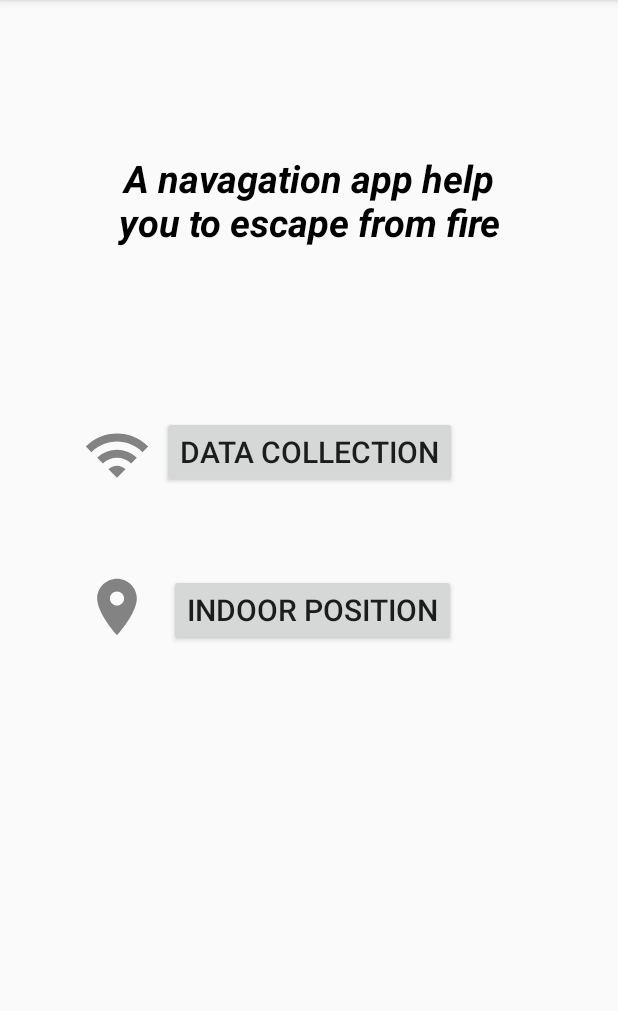
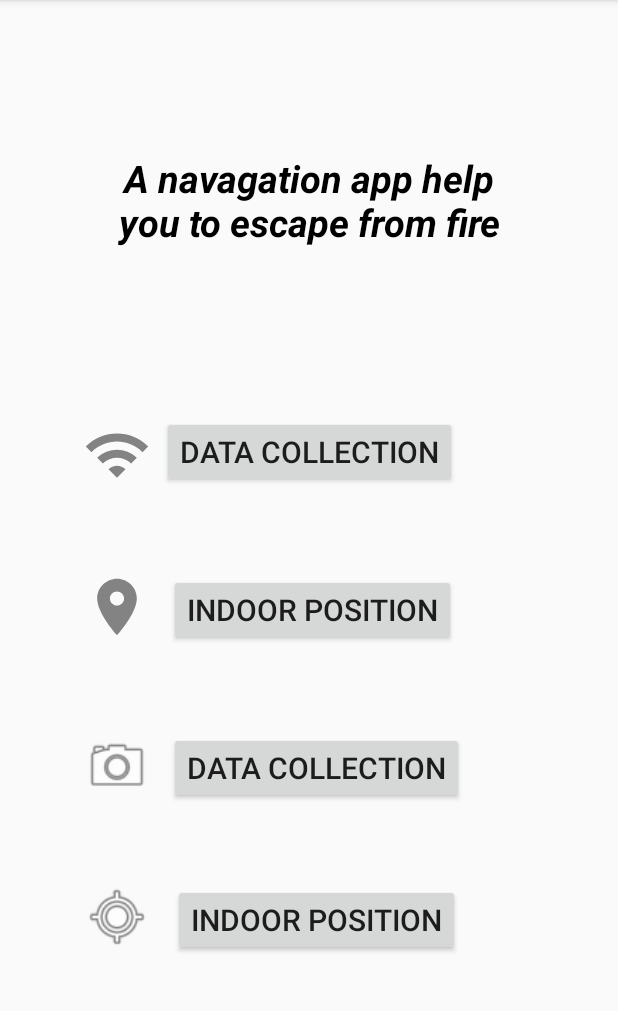
Before and after one commit to YANG-CHUN-CHIH/FireNavigation, an Android app: the screen it shows after launch (MainActivity), on a phone screen of 412 x 824 dp, the part 84-1095 px from its top. Run offline under Robolectric (Android 15) with nearby library versions, the phone set to English and light mode, and no system bars.

Commit message:
did gradle upgrade and added UI for visual positioning.

```diff
--- a/app/src/main/java/com/example/firenavigation/MainActivity.java
+++ b/app/src/main/java/com/example/firenavigation/MainActivity.java
@@ -22,6 +22,8 @@ public class MainActivity extends AppCompatActivity {
 
     private Button btnDataCollection;
     private Button btnIndoorPosition;
+    private Button btnDataCollectionVisual;
+    private Button btnIndoorPositionVisual;
 
     public static final String SERVER_IP = "192.168.0.182";
     public static final int SERVER_PORT = 34567;
@@ -40,7 +42,6 @@ public class MainActivity extends AppCompatActivity {
         sendMessagesToServer("Main Activity");
 
         btnDataCollection = findViewById(R.id.btnDataCollection);
-
         btnDataCollection.setOnClickListener(new View.OnClickListener() {
             @Override
             public void onClick(View view) {
@@ -60,6 +61,25 @@ public class MainActivity extends AppCompatActivity {
             }
         });
 
+        // Activity mapping for visual navigation
+        btnDataCollectionVisual = findViewById(R.id.btnDataCollectionVisual);
+        btnDataCollectionVisual.setOnClickListener(new View.OnClickListener() {
+            @Override
+            public void onClick(View view) {
+                // To be implemented, server handling for visual navigation.
+                Intent intent = new Intent(MainActivity.this, VisualDataCollectionActivity.class);
+                startActivity(intent);
+            }
+        });
+        btnIndoorPositionVisual = findViewById(R.id.btnIndoorPositionVisual);
+        btnIndoorPositionVisual.setOnClickListener(new View.OnClickListener() {
+            @Override
+            public void onClick(View view) {
+                // To be implemented, server handling for visual navigation.
+                Intent intent = new Intent(MainActivity.this, VisualIndoorPositionActivity.class);
+                startActivity(intent);
+            }
+        });
     }
 
     @Override
--- a/app/src/main/res/layout/activity_main.xml
+++ b/app/src/main/res/layout/activity_main.xml
@@ -18,6 +18,32 @@
         app:layout_constraintStart_toStartOf="parent"
         app:layout_constraintTop_toTopOf="@+id/guideline"
         app:layout_constraintVertical_bias="0.114" />
+
+    <Button
+        android:id="@+id/btnDataCollectionVisual"
+        android:layout_width="wrap_content"
+        android:layout_height="wrap_content"
+        android:text="Data collection"
+        android:textSize="20sp"
+        app:layout_constraintBottom_toBottomOf="parent"
+        app:layout_constraintEnd_toEndOf="parent"
+        app:layout_constraintHorizontal_bias="0.523"
+        app:layout_constraintStart_toStartOf="parent"
+        app:layout_constraintTop_toTopOf="@+id/guideline"
+        app:layout_constraintVertical_bias="0.536" />
+
+    <Button
+        android:id="@+id/btnIndoorPositionVisual"
+        android:layout_width="wrap_content"
+        android:layout_height="wrap_content"
+        android:text="Indoor Position"
+        android:textSize="20sp"
+        app:layout_constraintBottom_toBottomOf="parent"
+        app:layout_constraintEnd_toEndOf="parent"
+        app:layout_constraintHorizontal_bias="0.523"
+        app:layout_constraintStart_toStartOf="parent"
+        app:layout_constraintTop_toTopOf="@+id/guideline"
+        app:layout_constraintVertical_bias="0.738" />
 
     <TextView
         android:id="@+id/textView"
@@ -65,6 +91,30 @@
         app:layout_constraintVertical_bias="0.12"
         app:srcCompat="@drawable/ic_wifi" />
 
+    <ImageView
+        android:id="@+id/imageView3"
+        android:layout_width="45dp"
+        android:layout_height="45dp"
+        app:layout_constraintBottom_toBottomOf="parent"
+        app:layout_constraintEnd_toStartOf="@+id/btnDataCollection"
+        app:layout_constraintHorizontal_bias="0.885"
+        app:layout_constraintStart_toStartOf="parent"
+        app:layout_constraintTop_toTopOf="@+id/guideline"
+        app:layout_constraintVertical_bias="0.533"
+        app:srcCompat="@android:drawable/ic_menu_camera" />
+
+    <ImageView
+        android:id="@+id/imageView4"
+        android:layout_width="45dp"
+        android:layout_height="45dp"
+        app:layout_constraintBottom_toBottomOf="parent"
+        app:layout_constraintEnd_toStartOf="@+id/btnDataCollection"
+        app:layout_constraintHorizontal_bias="0.885"
+        app:layout_constraintStart_toStartOf="parent"
+        app:layout_constraintTop_toTopOf="@+id/guideline"
+        app:layout_constraintVertical_bias="0.733"
+        app:srcCompat="@android:drawable/ic_menu_mylocation" />
+
     <Button
         android:id="@+id/btnIndoorPosition"
         android:layout_width="wrap_content"
--- a/gradle/libs.versions.toml
+++ b/gradle/libs.versions.toml
@@ -1,5 +1,5 @@
 [versions]
-agp = "8.5.0"
+agp = "8.7.3"
 junit = "4.13.2"
 junitVersion = "1.2.1"
 espressoCore = "3.6.1"
```
Also changed, not shown: app/src/main/java/com/example/firenavigation/VisualDataCollectionActivity.java (added, +155 -0 lines), app/src/main/java/com/example/firenavigation/VisualIndoorPosition.java (added, +166 -0 lines), gradle/wrapper/gradle-wrapper.properties.
